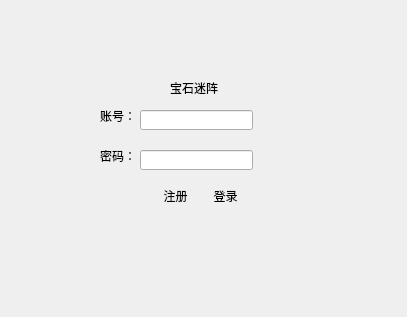
geniusaaaaaa1/Baoshi, file Login.ui: the form before one commit.
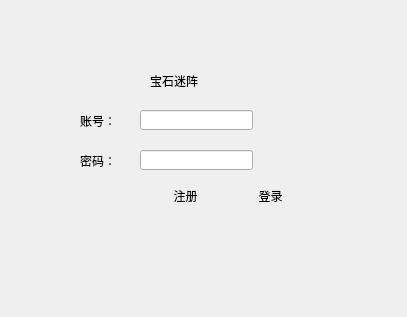
The form after the commit.

```diff
--- a/Login.ui
+++ b/Login.ui
@@ -13,6 +13,9 @@
   <property name="windowTitle">
    <string>Form</string>
   </property>
+  <property name="styleSheet">
+   <string notr="true">font: 11pt &quot;方正粗黑宋简体&quot;;</string>
+  </property>
   <widget class="QLineEdit" name="lineEdit">
    <property name="geometry">
     <rect>
@@ -26,9 +29,9 @@
   <widget class="QPushButton" name="pushButton">
    <property name="geometry">
     <rect>
-     <x>200</x>
+     <x>230</x>
      <y>170</y>
-     <width>51</width>
+     <width>81</width>
      <height>51</height>
     </rect>
    </property>
@@ -47,7 +50,7 @@
     <rect>
      <x>150</x>
      <y>170</y>
-     <width>51</width>
+     <width>71</width>
      <height>51</height>
     </rect>
    </property>
@@ -64,10 +67,10 @@
   <widget class="QLabel" name="label">
    <property name="geometry">
     <rect>
-     <x>170</x>
-     <y>80</y>
+     <x>150</x>
+     <y>60</y>
      <width>131</width>
-     <height>16</height>
+     <height>41</height>
     </rect>
    </property>
    <property name="text">
@@ -87,10 +90,10 @@
   <widget class="QLabel" name="label_2">
    <property name="geometry">
     <rect>
-     <x>100</x>
+     <x>80</x>
      <y>110</y>
      <width>54</width>
-     <height>12</height>
+     <height>21</height>
     </rect>
    </property>
    <property name="text">
@@ -100,10 +103,10 @@
   <widget class="QLabel" name="label_3">
    <property name="geometry">
     <rect>
-     <x>100</x>
+     <x>80</x>
      <y>150</y>
      <width>54</width>
-     <height>12</height>
+     <height>21</height>
     </rect>
    </property>
    <property name="text">
```
